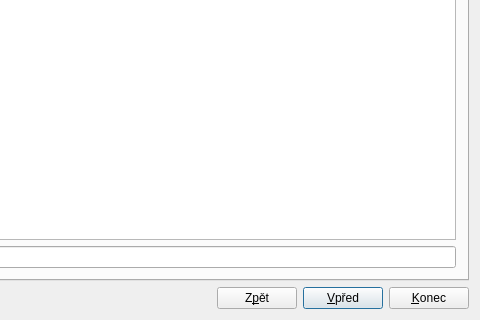
Qt form frontend/newinvoice.ui (jirislaby/slucto) before a commit; both pictures show x 195 to 675 and y 215 to 535 of the 675 by 535 pixel window.
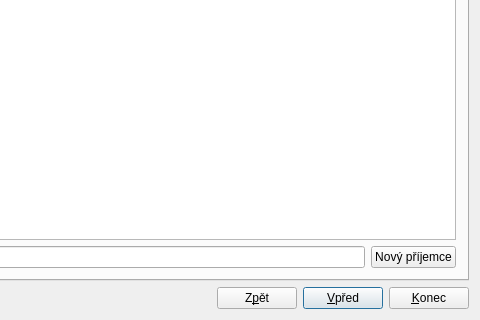
The same form after that commit.

The edit to the form file:
```diff
--- a/frontend/newinvoice.ui
+++ b/frontend/newinvoice.ui
@@ -59,6 +59,13 @@
           <item>
            <widget class="QLineEdit" name="filtRcvEdit"/>
           </item>
+          <item>
+           <widget class="QPushButton" name="newRcvButton">
+            <property name="text">
+             <string>Nový příjemce</string>
+            </property>
+           </widget>
+          </item>
          </layout>
         </item>
        </layout>
```
Left out of the diff: 52 changed lines with no effect on the pictures.
